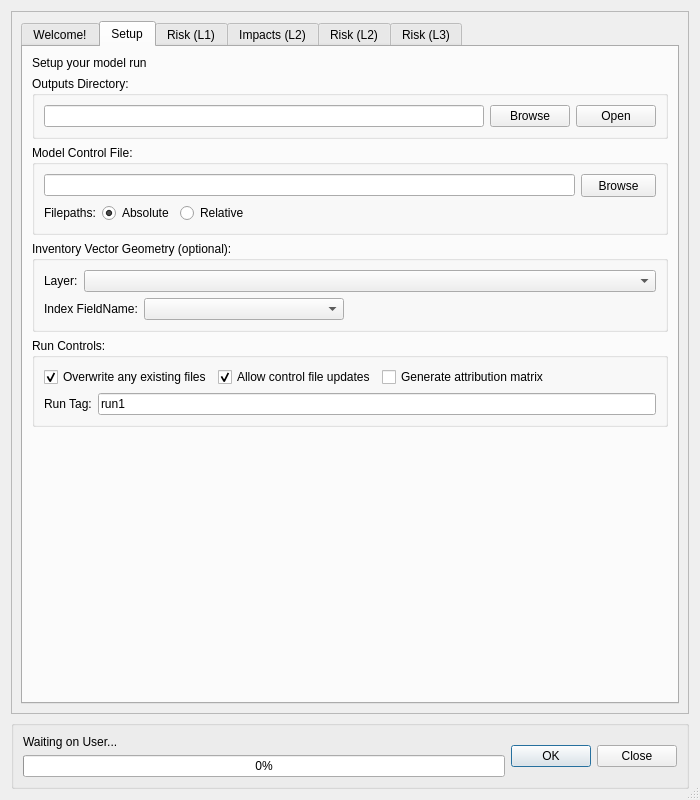
First picture: the form in canflood/model/model.ui, repository IBIGroupCanWest/CanFlood, before the edit.
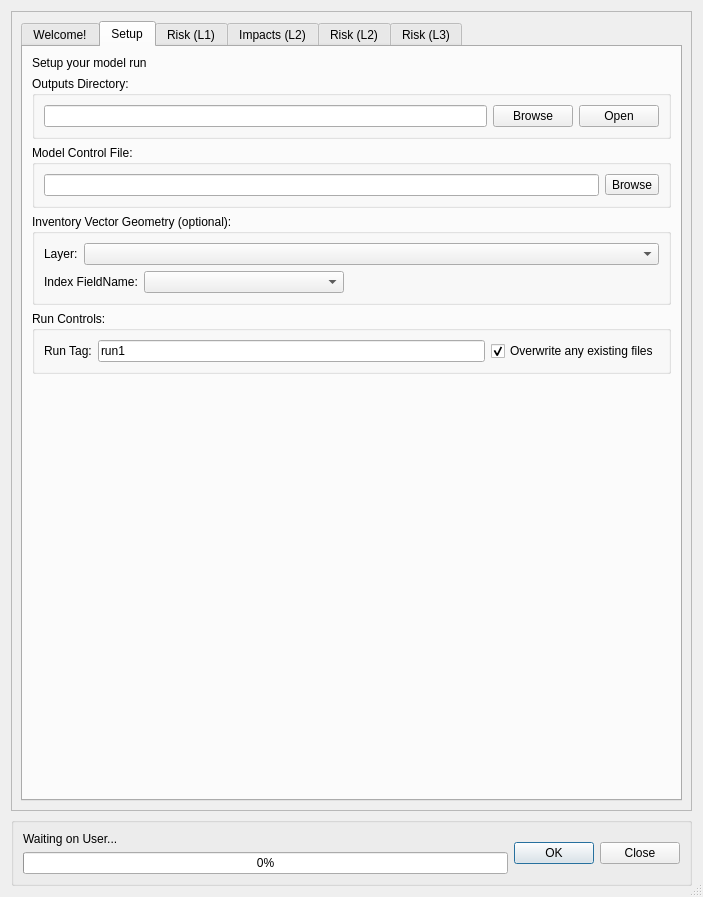
Second picture: the form after the edit. The open tabs and pages were chosen to show the change. Icons and pictures are not drawn. Custom widgets are drawn as their Qt base class.

Commit message: Revert "042 attribution"

What changed in the file:
```diff
--- a/canflood/model/model.ui
+++ b/canflood/model/model.ui
@@ -6,8 +6,8 @@
    <rect>
     <x>0</x>
     <y>0</y>
-    <width>700</width>
-    <height>800</height>
+    <width>703</width>
+    <height>897</height>
    </rect>
   </property>
   <property name="sizePolicy">
@@ -18,14 +18,14 @@
   </property>
   <property name="minimumSize">
    <size>
-    <width>500</width>
+    <width>703</width>
     <height>500</height>
    </size>
   </property>
   <property name="maximumSize">
    <size>
-    <width>2000</width>
-    <height>2000</height>
+    <width>703</width>
+    <height>900</height>
    </size>
   </property>
   <property name="windowTitle">
@@ -45,8 +45,8 @@
        <rect>
         <x>0</x>
         <y>0</y>
-        <width>680</width>
-        <height>712</height>
+        <width>683</width>
+        <height>809</height>
        </rect>
       </property>
       <layout class="QGridLayout" name="gridLayout_5">
@@ -185,18 +185,6 @@
                 </item>
                 <item>
                  <widget class="QToolButton" name="pushButton_cf">
-                  <property name="sizePolicy">
-                   <sizepolicy hsizetype="Minimum" vsizetype="Fixed">
-                    <horstretch>0</horstretch>
-                    <verstretch>0</verstretch>
-                   </sizepolicy>
-                  </property>
-                  <property name="minimumSize">
-                   <size>
-                    <width>75</width>
-                    <height>23</height>
-                   </size>
-                  </property>
                   <property name="text">
                    <string>Browse</string>
                   </property>
@@ -204,71 +192,6 @@
                 </item>
                </layout>
               </item>
-              <item>
-               <layout class="QHBoxLayout" name="horizontalLayout_9">
-                <item>
-                 <widget class="QLabel" name="label_10">
-                  <property name="sizePolicy">
-                   <sizepolicy hsizetype="Fixed" vsizetype="Preferred">
-                    <horstretch>0</horstretch>
-                    <verstretch>0</verstretch>
-                   </sizepolicy>
-                  </property>
-                  <property name="text">
-                   <string>Filepaths:</string>
-                  </property>
-                 </widget>
-                </item>
-                <item>
-                 <widget class="QRadioButton" name="radioButton_S_fpAbs">
-                  <property name="sizePolicy">
-                   <sizepolicy hsizetype="Fixed" vsizetype="Fixed">
-                    <horstretch>0</horstretch>
-                    <verstretch>0</verstretch>
-                   </sizepolicy>
-                  </property>
-                  <property name="text">
-                   <string>Absolute</string>
-                  </property>
-                  <property name="checked">
-                   <bool>true</bool>
-                  </property>
-                  <attribute name="buttonGroup">
-                   <string notr="true">buttonGroup_Setup_filepaths</string>
-                  </attribute>
-                 </widget>
-                </item>
-                <item>
-                 <widget class="QRadioButton" name="radioButton_S_fpRel">
-                  <property name="sizePolicy">
-                   <sizepolicy hsizetype="Fixed" vsizetype="Fixed">
-                    <horstretch>0</horstretch>
-                    <verstretch>0</verstretch>
-                   </sizepolicy>
-                  </property>
-                  <property name="text">
-                   <string>Relative</string>
-                  </property>
-                  <attribute name="buttonGroup">
-                   <string notr="true">buttonGroup_Setup_filepaths</string>
-                  </attribute>
-                 </widget>
-                </item>
-                <item>
-                 <spacer name="horizontalSpacer_2">
-                  <property name="orientation">
-                   <enum>Qt::Horizontal</enum>
-                  </property>
-                  <property name="sizeHint" stdset="0">
-                   <size>
-                    <width>40</width>
-                    <height>20</height>
-                   </size>
-                  </property>
-                 </spacer>
-                </item>
-               </layout>
-              </item>
              </layout>
             </widget>
            </item>
@@ -380,74 +303,30 @@
              <property name="title">
               <string>Run Controls:</string>
              </property>
-             <layout class="QVBoxLayout" name="verticalLayout_14">
+             <layout class="QHBoxLayout" name="horizontalLayout">
               <item>
-               <layout class="QHBoxLayout" name="horizontalLayout">
-                <item>
-                 <widget class="QCheckBox" name="checkBox_SSoverwrite">
-                  <property name="text">
-                   <string>Overwrite any existing files</string>
-                  </property>
-                  <property name="checked">
-                   <bool>true</bool>
-                  </property>
-                 </widget>
-                </item>
-                <item>
-                 <widget class="QCheckBox" name="checkBox_SS_updCf">
-                  <property name="text">
-                   <string>Allow control file updates</string>
-                  </property>
-                  <property name="checkable">
-                   <bool>true</bool>
-                  </property>
-                  <property name="checked">
-                   <bool>true</bool>
-                  </property>
-                  <property name="tristate">
-                   <bool>false</bool>
-                  </property>
-                 </widget>
-                </item>
-                <item>
-                 <widget class="QCheckBox" name="checkBox_SS_attr">
-                  <property name="text">
-                   <string>Generate attribution matrix</string>
-                  </property>
-                 </widget>
-                </item>
-                <item>
-                 <spacer name="horizontalSpacer_3">
-                  <property name="orientation">
-                   <enum>Qt::Horizontal</enum>
-                  </property>
-                  <property name="sizeHint" stdset="0">
-                   <size>
-                    <width>40</width>
-                    <height>20</height>
-                   </size>
-                  </property>
-                 </spacer>
-                </item>
-               </layout>
+               <widget class="QLabel" name="label_6">
+                <property name="text">
+                 <string>Run Tag:</string>
+                </property>
+               </widget>
               </item>
               <item>
-               <layout class="QHBoxLayout" name="horizontalLayout_8">
-                <item>
-                 <widget class="QLabel" name="label_6">
-                  <property name="text">
-                   <string>Run Tag:</string>
-                  </property>
-                 </widget>
-                </item>
-                <item>
-                 <widget class="QLineEdit" name="linEdit_Stag">
-                  <property name="text">
-                   <string>run1</string>
-                  </property>
-                 </widget>
-                </item>
-               </layout>
+               <widget class="QLineEdit" name="linEdit_Stag">
+                <property name="text">
+                 <string>run1</string>
+                </property>
+               </widget>
+              </item>
+              <item>
+               <widget class="QCheckBox" name="checkBox_SSoverwrite">
+                <property name="text">
+                 <string>Overwrite any existing files</string>
+                </property>
+                <property name="checked">
+                 <bool>true</bool>
+                </property>
+               </widget>
               </item>
              </layout>
             </widget>
```
Left out of the diff: 22 changed lines with no effect on the pictures. The commit also changes 96 other files.
